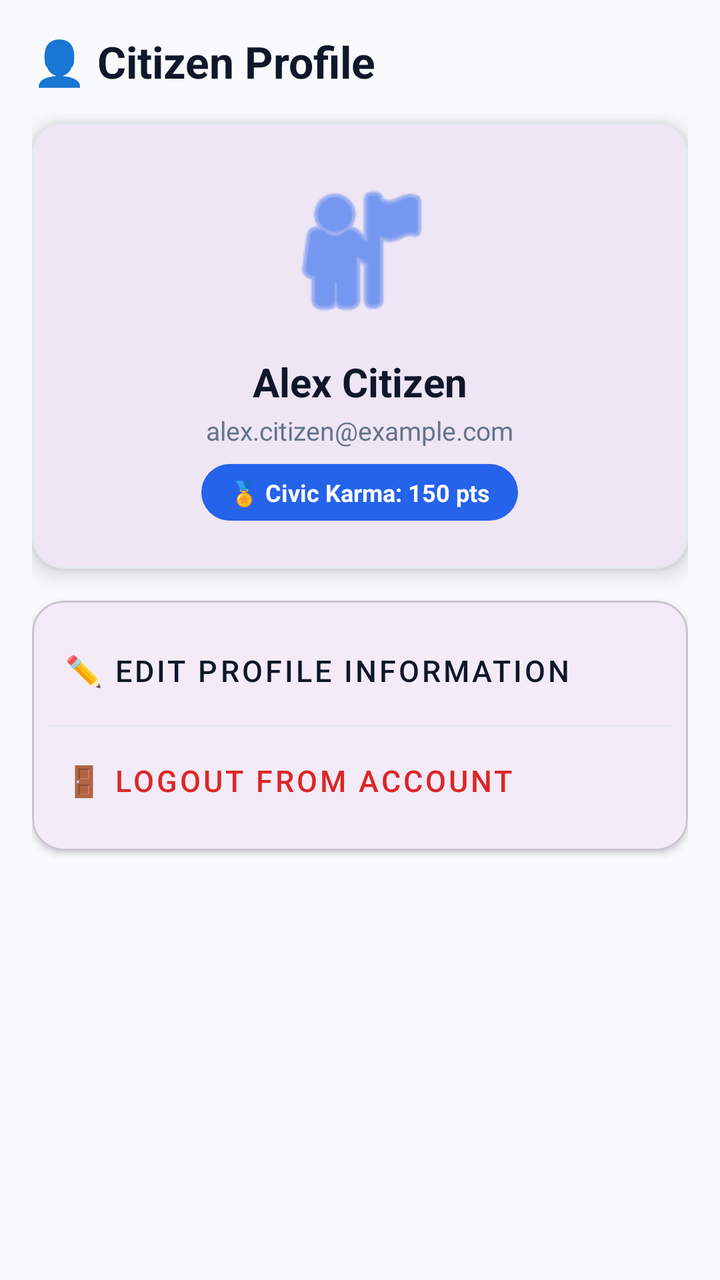
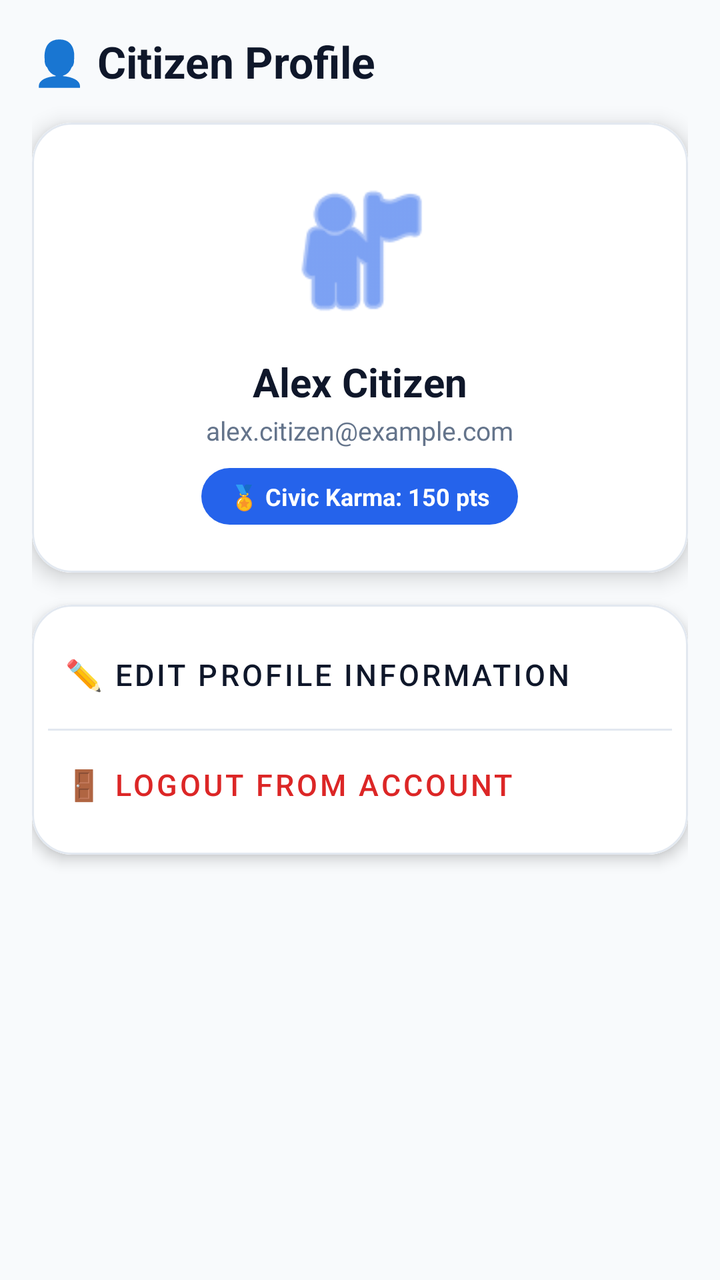

An Android layout rendered at two revisions. The XML below is the earlier revision; the diff shows what the commit changed to produce the second picture.
<!-- AndroidManifest.xml: application theme Theme.CivicLensAI -->
<!-- res/layout/fragment_profile.xml -->
<?xml version="1.0" encoding="utf-8"?>
<ScrollView xmlns:android="http://schemas.android.com/apk/res/android"
    xmlns:app="http://schemas.android.com/apk/res-auto"
    android:layout_width="match_parent"
    android:layout_height="match_parent"
    android:background="@color/bg_light"
    android:fillViewport="true">

    <LinearLayout
        android:layout_width="match_parent"
        android:layout_height="wrap_content"
        android:orientation="vertical"
        android:padding="16dp">

        <TextView
            android:layout_width="match_parent"
            android:layout_height="wrap_content"
            android:text="👤 Citizen Profile"
            android:textColor="@color/text_primary"
            android:textSize="22sp"
            android:textStyle="bold" />

        
        <com.google.android.material.card.MaterialCardView
            android:layout_width="match_parent"
            android:layout_height="wrap_content"
            android:layout_marginTop="16dp"
            app:cardCornerRadius="16dp"
            app:cardElevation="6dp"
            app:strokeWidth="1dp"
            app:strokeColor="@color/divider_line">

            <LinearLayout
                android:layout_width="match_parent"
                android:layout_height="wrap_content"
                android:gravity="center_horizontal"
                android:orientation="vertical"
                android:padding="24dp">

                <ImageView
                    android:id="@+id/ivAvatar"
                    android:layout_width="80dp"
                    android:layout_height="80dp"
                    android:src="@android:drawable/ic_menu_myplaces"
                    app:tint="@color/primary_blue" />

                <TextView
                    android:id="@+id/tvProfileName"
                    android:layout_width="wrap_content"
                    android:layout_height="wrap_content"
                    android:layout_marginTop="12dp"
                    android:text="Alex Citizen"
                    android:textColor="@color/text_primary"
                    android:textSize="20sp"
                    android:textStyle="bold" />

                <TextView
                    android:id="@+id/tvProfileEmail"
                    android:layout_width="wrap_content"
                    android:layout_height="wrap_content"
                    android:layout_marginTop="2dp"
                    android:text="alex.citizen@example.com"
                    android:textColor="@color/text_secondary"
                    android:textSize="13sp" />

                <TextView
                    android:id="@+id/tvProfileKarma"
                    android:layout_width="wrap_content"
                    android:layout_height="wrap_content"
                    android:layout_marginTop="8dp"
                    android:background="@drawable/bg_badge_rounded"
                    android:paddingHorizontal="14dp"
                    android:paddingVertical="6dp"
                    android:text="🏅 Civic Karma: 150 pts"
                    android:textColor="@color/white"
                    android:textSize="12sp"
                    android:textStyle="bold" />

            </LinearLayout>
        </com.google.android.material.card.MaterialCardView>

        
        <com.google.android.material.card.MaterialCardView
            android:layout_width="match_parent"
            android:layout_height="wrap_content"
            android:layout_marginTop="16dp"
            app:cardCornerRadius="16dp"
            app:cardElevation="2dp">

            <LinearLayout
                android:layout_width="match_parent"
                android:layout_height="wrap_content"
                android:orientation="vertical"
                android:padding="8dp">

                <com.google.android.material.button.MaterialButton
                    android:id="@+id/btnEditProfile"
                    style="@style/Widget.MaterialComponents.Button.TextButton"
                    android:layout_width="match_parent"
                    android:layout_height="54dp"
                    android:gravity="start|center_vertical"
                    android:text="✏️ Edit Profile Information"
                    android:textColor="@color/text_primary"
                    android:textSize="15sp" />

                <View
                    android:layout_width="match_parent"
                    android:layout_height="1dp"
                    android:background="@color/divider_line" />

                <com.google.android.material.button.MaterialButton
                    android:id="@+id/btnLogout"
                    style="@style/Widget.MaterialComponents.Button.TextButton"
                    android:layout_width="match_parent"
                    android:layout_height="54dp"
                    android:gravity="start|center_vertical"
                    android:text="🚪 Logout from Account"
                    android:textColor="@color/severity_critical"
                    android:textSize="15sp" />

            </LinearLayout>
        </com.google.android.material.card.MaterialCardView>

    </LinearLayout>
</ScrollView>
<!-- resources referenced by this layout -->
<resources>
  <color name="bg_light">#F8FAFC</color>
  <color name="divider_line">#E2E8F0</color>
  <color name="primary_blue">#2563EB</color>
  <color name="severity_critical">#DC2626</color>
  <color name="text_primary">#0F172A</color>
  <color name="text_secondary">#64748B</color>
  <color name="white">#FFFFFF</color>
  <!-- drawable bg_badge_rounded (drawable) -->
  <?xml version="1.0" encoding="utf-8"?>
  <shape xmlns:android="http://schemas.android.com/apk/res/android"
      android:shape="rectangle">
      <solid android:color="@color/primary_blue" />
      <corners android:radius="20dp" />
  </shape>
  <style name="Theme.CivicLensAI" parent="Base.Theme.CivicLensAI" />
  <style name="Base.Theme.CivicLensAI" parent="Theme.Material3.DayNight.NoActionBar">
          
          
      </style>
</resources>

<!-- the commit's change to res/layout/fragment_profile.xml (unified diff, before → after) -->
@@ -16,7 +16,7 @@
             android:layout_width="match_parent"
             android:layout_height="wrap_content"
             android:text="👤 Citizen Profile"
-            android:textColor="@color/text_primary"
+            android:textColor="#0F172A"
             android:textSize="22sp"
             android:textStyle="bold" />
 
@@ -25,7 +25,8 @@
             android:layout_width="match_parent"
             android:layout_height="wrap_content"
             android:layout_marginTop="16dp"
-            app:cardCornerRadius="16dp"
+            app:cardBackgroundColor="@color/white"
+            app:cardCornerRadius="20dp"
             app:cardElevation="6dp"
             app:strokeWidth="1dp"
             app:strokeColor="@color/divider_line">
@@ -33,6 +34,7 @@
             <LinearLayout
                 android:layout_width="match_parent"
                 android:layout_height="wrap_content"
+                android:background="@color/white"
                 android:gravity="center_horizontal"
                 android:orientation="vertical"
                 android:padding="24dp">
@@ -42,7 +44,7 @@
                     android:layout_width="80dp"
                     android:layout_height="80dp"
                     android:src="@android:drawable/ic_menu_myplaces"
-                    app:tint="@color/primary_blue" />
+                    app:tint="#2563EB" />
 
                 <TextView
                     android:id="@+id/tvProfileName"
@@ -50,7 +52,7 @@
                     android:layout_height="wrap_content"
                     android:layout_marginTop="12dp"
                     android:text="Alex Citizen"
-                    android:textColor="@color/text_primary"
+                    android:textColor="#0F172A"
                     android:textSize="20sp"
                     android:textStyle="bold" />
 
@@ -60,14 +62,14 @@
                     android:layout_height="wrap_content"
                     android:layout_marginTop="2dp"
                     android:text="alex.citizen@example.com"
-                    android:textColor="@color/text_secondary"
+                    android:textColor="#64748B"
                     android:textSize="13sp" />
 
                 <TextView
                     android:id="@+id/tvProfileKarma"
                     android:layout_width="wrap_content"
                     android:layout_height="wrap_content"
-                    android:layout_marginTop="8dp"
+                    android:layout_marginTop="10dp"
                     android:background="@drawable/bg_badge_rounded"
                     android:paddingHorizontal="14dp"
                     android:paddingVertical="6dp"
@@ -84,12 +86,16 @@
             android:layout_width="match_parent"
             android:layout_height="wrap_content"
             android:layout_marginTop="16dp"
-            app:cardCornerRadius="16dp"
-            app:cardElevation="2dp">
+            app:cardBackgroundColor="@color/white"
+            app:cardCornerRadius="20dp"
+            app:cardElevation="4dp"
+            app:strokeWidth="1dp"
+            app:strokeColor="@color/divider_line">
 
             <LinearLayout
                 android:layout_width="match_parent"
                 android:layout_height="wrap_content"
+                android:background="@color/white"
                 android:orientation="vertical"
                 android:padding="8dp">
 
@@ -100,7 +106,7 @@
                     android:layout_height="54dp"
                     android:gravity="start|center_vertical"
                     android:text="✏️ Edit Profile Information"
-                    android:textColor="@color/text_primary"
+                    android:textColor="#0F172A"
                     android:textSize="15sp" />
 
                 <View
@@ -115,7 +121,7 @@
                     android:layout_height="54dp"
                     android:gravity="start|center_vertical"
                     android:text="🚪 Logout from Account"
-                    android:textColor="@color/severity_critical"
+                    android:textColor="#DC2626"
                     android:textSize="15sp" />
 
             </LinearLayout>
<!-- resource entries referenced after the edit -->
@@ -3,9 +3,6 @@
   <color name="bg_light">#F8FAFC</color>
   <color name="divider_line">#E2E8F0</color>
   <color name="primary_blue">#2563EB</color>
-  <color name="severity_critical">#DC2626</color>
-  <color name="text_primary">#0F172A</color>
-  <color name="text_secondary">#64748B</color>
   <color name="white">#FFFFFF</color>
   <!-- drawable bg_badge_rounded (drawable) -->
   <?xml version="1.0" encoding="utf-8"?>
@@ -15,9 +12,12 @@
       <corners android:radius="20dp" />
   </shape>
   <style name="Theme.CivicLensAI" parent="Base.Theme.CivicLensAI" />
-  <style name="Base.Theme.CivicLensAI" parent="Theme.Material3.DayNight.NoActionBar">
-          
-          
+  <style name="Base.Theme.CivicLensAI" parent="Theme.Material3.Light.NoActionBar">
+          <item name="colorPrimary">@color/primary_blue</item>
+          <item name="colorOnPrimary">@color/white</item>
+          <item name="colorSecondary">@color/accent_teal</item>
+          <item name="android:windowBackground">@color/bg_light</item>
       </style>
+  <color name="accent_teal">#0EA5E9</color>
 </resources>
 
